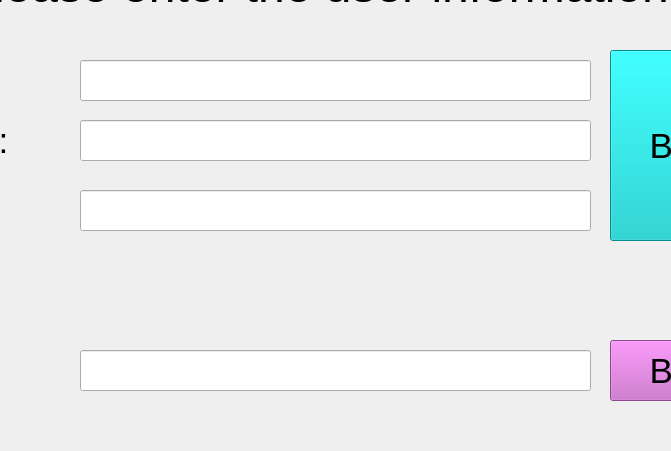
The window that window/login_window.ui (JewellInstruments/Ruby_Program) describes before a commit, drawn with Qt 5; both pictures show x 300 to 971 and y 109 to 560 of the 1238 by 754 pixel window.
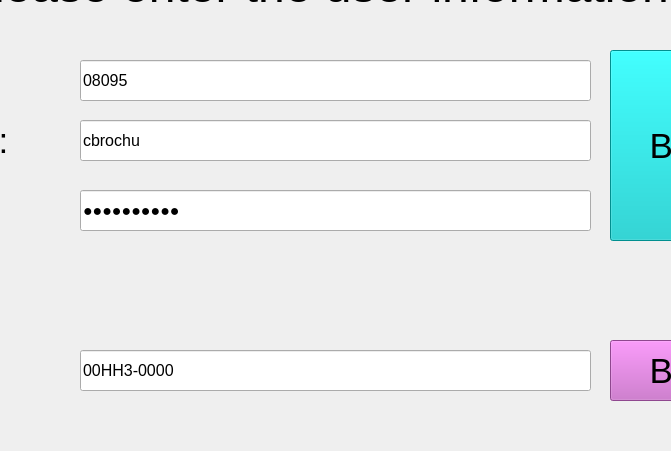
The same window after the commit.

Diff of the .ui file:
```diff
--- a/window/login_window.ui
+++ b/window/login_window.ui
@@ -152,7 +152,7 @@
      </font>
     </property>
     <property name="text">
-     <string/>
+     <string>cbrochu</string>
     </property>
    </widget>
    <widget class="QLineEdit" name="password_le">
@@ -170,7 +170,7 @@
      </font>
     </property>
     <property name="text">
-     <string/>
+     <string>Home0ne01!</string>
     </property>
     <property name="echoMode">
      <enum>QLineEdit::Password</enum>
@@ -191,7 +191,7 @@
      </font>
     </property>
     <property name="text">
-     <string/>
+     <string>00HH3-0000</string>
     </property>
     <property name="echoMode">
      <enum>QLineEdit::Normal</enum>
@@ -299,7 +299,7 @@
      </font>
     </property>
     <property name="text">
-     <string/>
+     <string>08095</string>
     </property>
    </widget>
   </widget>
```
